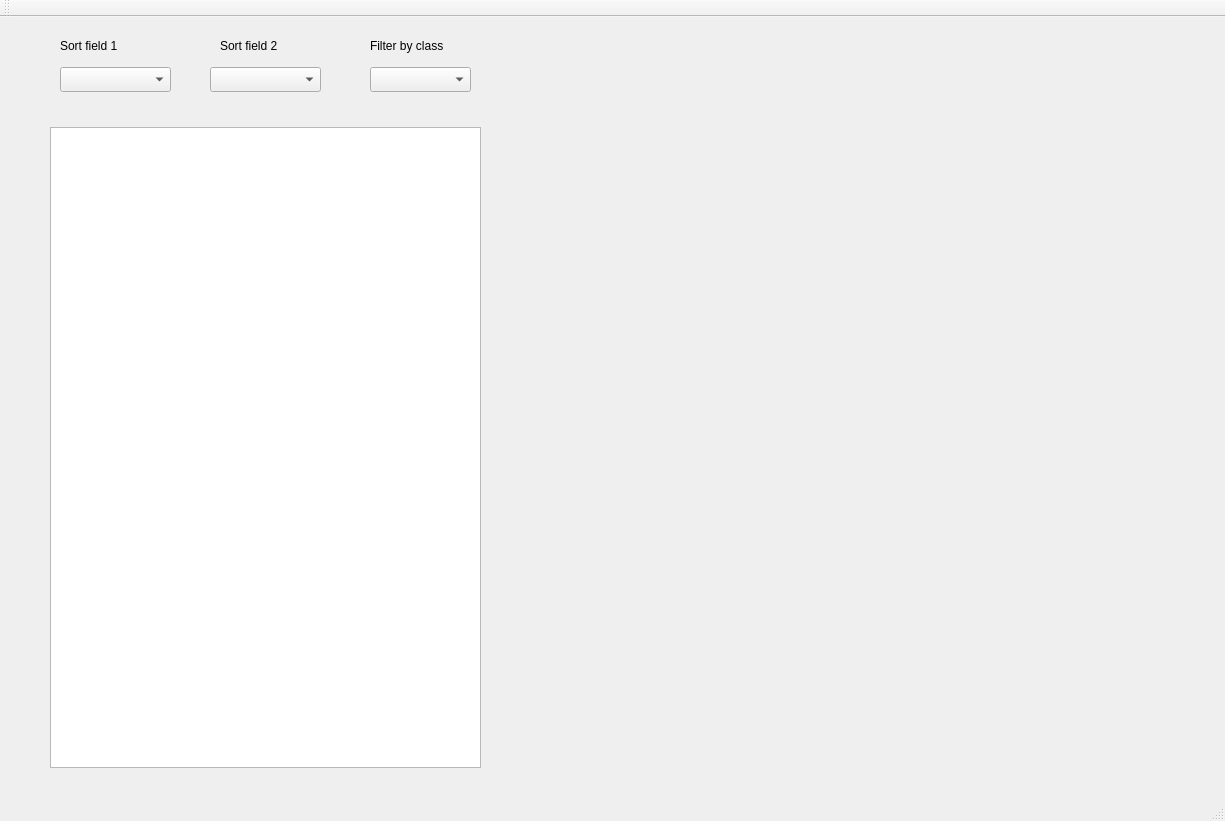
Old version of the form spellbook.ui in the repository Carifio24/Spellbook.
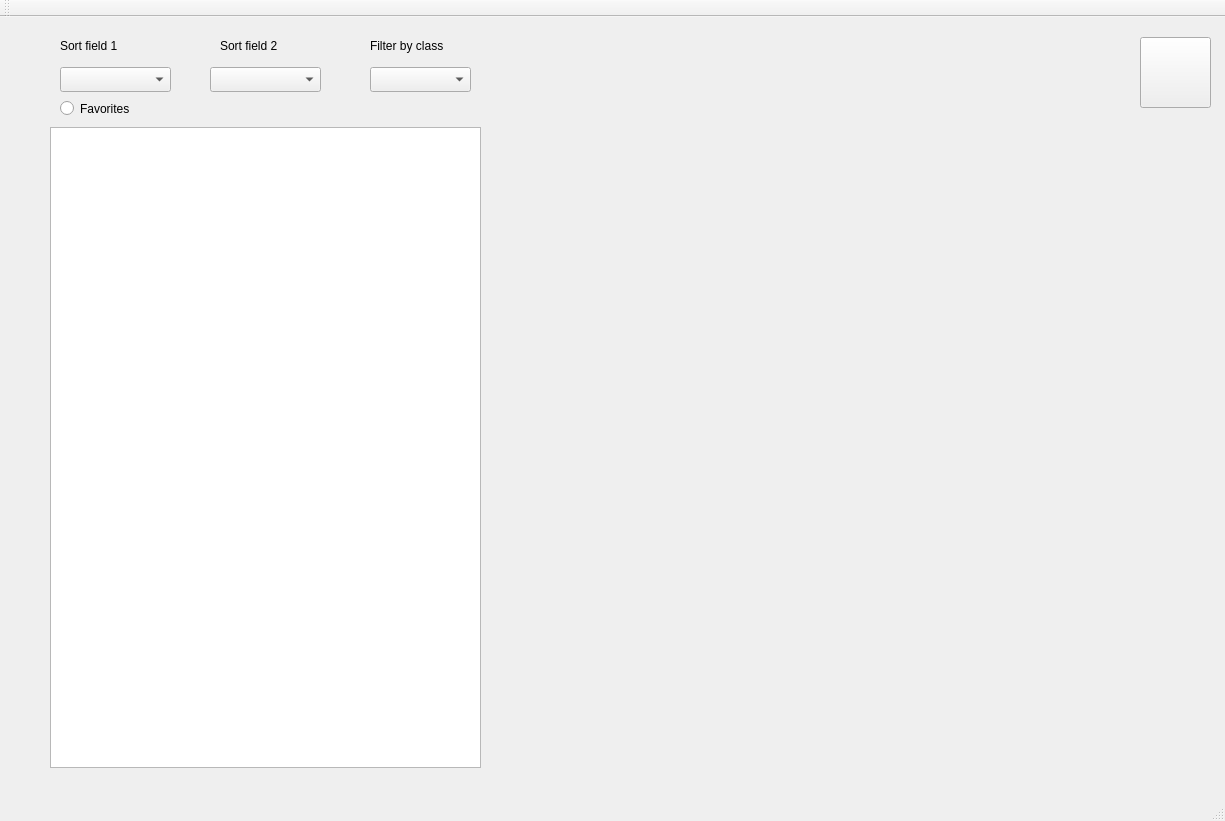
New version of the form.

```diff
--- a/spellbook.ui
+++ b/spellbook.ui
@@ -54,9 +54,9 @@
    <widget class="QLabel" name="nameLabel">
     <property name="geometry">
      <rect>
-      <x>499</x>
+      <x>539</x>
       <y>20</y>
-      <width>671</width>
+      <width>591</width>
       <height>71</height>
      </rect>
     </property>
@@ -375,6 +375,35 @@
      <string/>
     </property>
    </widget>
+   <widget class="QRadioButton" name="favoritesButton">
+    <property name="geometry">
+     <rect>
+      <x>60</x>
+      <y>80</y>
+      <width>112</width>
+      <height>23</height>
+     </rect>
+    </property>
+    <property name="text">
+     <string>Favorites</string>
+    </property>
+   </widget>
+   <widget class="QPushButton" name="favButton">
+    <property name="geometry">
+     <rect>
+      <x>1140</x>
+      <y>20</y>
+      <width>71</width>
+      <height>71</height>
+     </rect>
+    </property>
+    <property name="focusPolicy">
+     <enum>Qt::NoFocus</enum>
+    </property>
+    <property name="text">
+     <string/>
+    </property>
+   </widget>
   </widget>
   <widget class="QMenuBar" name="menuBar">
    <property name="geometry">
```
